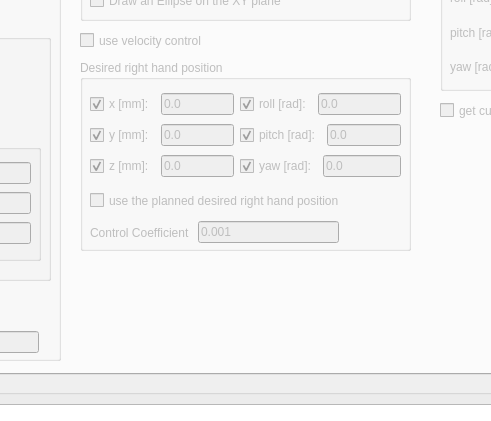
Before: the Qt Designer form ui/main_window.ui in zohannn/motion_manager, drawn with Qt 5; both pictures show x 491 to 982 and y 224 to 645 of the 1265 by 795 pixel window.
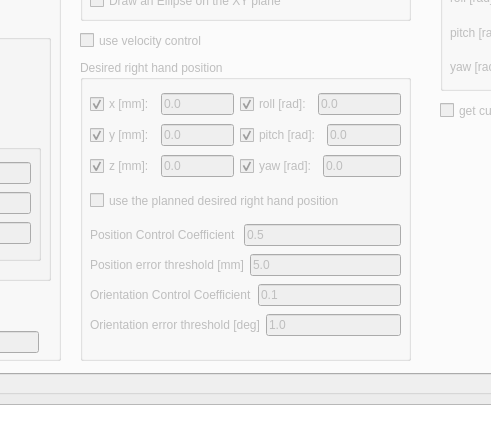
After: the same form once the commit is applied. Icons and pictures are not drawn. Custom widgets are drawn as their Qt base class.

The edit to the form file:
```diff
--- a/ui/main_window.ui
+++ b/ui/main_window.ui
@@ -1919,7 +1919,7 @@
         <x>560</x>
         <y>230</y>
         <width>331</width>
-        <height>191</height>
+        <height>301</height>
        </rect>
       </property>
       <property name="title">
@@ -2071,32 +2071,6 @@
         </item>
        </layout>
       </widget>
-      <widget class="QWidget" name="layoutWidget">
-       <property name="geometry">
-        <rect>
-         <x>10</x>
-         <y>160</y>
-         <width>249</width>
-         <height>25</height>
-        </rect>
-       </property>
-       <layout class="QHBoxLayout" name="horizontalLayout_296">
-        <item>
-         <widget class="QLabel" name="label_coeff">
-          <property name="text">
-           <string>Control Coefficient </string>
-          </property>
-         </widget>
-        </item>
-        <item>
-         <widget class="QLineEdit" name="lineEdit_coeff">
-          <property name="text">
-           <string>0.001</string>
-          </property>
-         </widget>
-        </item>
-       </layout>
-      </widget>
       <widget class="QCheckBox" name="checkBox_use_plan_hand_pos">
        <property name="geometry">
         <rect>
@@ -2110,6 +2084,90 @@
         <string>use the planned desired right hand position</string>
        </property>
       </widget>
+      <widget class="QWidget" name="">
+       <property name="geometry">
+        <rect>
+         <x>10</x>
+         <y>162</y>
+         <width>311</width>
+         <height>120</height>
+        </rect>
+       </property>
+       <layout class="QVBoxLayout" name="verticalLayout_107">
+        <item>
+         <layout class="QHBoxLayout" name="horizontalLayout_575">
+          <item>
+           <widget class="QLabel" name="label_coeff_pos">
+            <property name="text">
+             <string>Position Control Coefficient </string>
+            </property>
+           </widget>
+          </item>
+          <item>
+           <widget class="QLineEdit" name="lineEdit_coeff_pos">
+            <property name="text">
+             <string>0.5</string>
+            </property>
+           </widget>
+          </item>
+         </layout>
+        </item>
+        <item>
+         <layout class="QHBoxLayout" name="horizontalLayout_296">
+          <item>
+           <widget class="QLabel" name="label_err_pos">
+            <property name="text">
+             <string>Position error threshold [mm]</string>
+            </property>
+           </widget>
+          </item>
+          <item>
+           <widget class="QLineEdit" name="lineEdit_err_pos">
+            <property name="text">
+             <string>5.0</string>
+            </property>
+           </widget>
+          </item>
+         </layout>
+        </item>
+        <item>
+         <layout class="QHBoxLayout" name="horizontalLayout_576">
+          <item>
+           <widget class="QLabel" name="label_coeff_or">
+            <property name="text">
+             <string>Orientation Control Coefficient</string>
+            </property>
+           </widget>
+          </item>
+          <item>
+           <widget class="QLineEdit" name="lineEdit_coeff_or">
+            <property name="text">
+             <string>0.1</string>
+            </property>
+           </widget>
+          </item>
+         </layout>
+        </item>
+        <item>
+         <layout class="QHBoxLayout" name="horizontalLayout_574">
+          <item>
+           <widget class="QLabel" name="label_err_or">
+            <property name="text">
+             <string>Orientation error threshold [deg]</string>
+            </property>
+           </widget>
+          </item>
+          <item>
+           <widget class="QLineEdit" name="lineEdit_err_or">
+            <property name="text">
+             <string>1.0</string>
+            </property>
+           </widget>
+          </item>
+         </layout>
+        </item>
+       </layout>
+      </widget>
      </widget>
      <widget class="QCheckBox" name="checkBox_right_hand_status">
       <property name="geometry">
```
Left out of the diff: 2 changed lines with no effect on the pictures.
